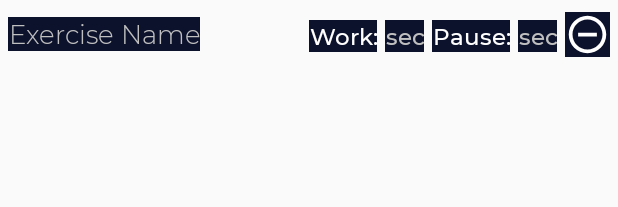
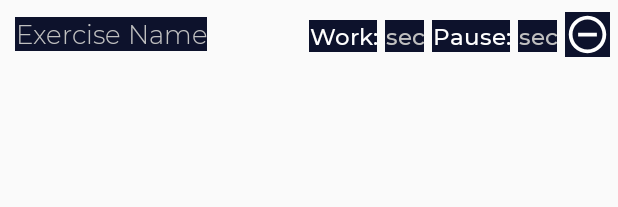
Before and after one commit to simone-silvestri/theApp, an Android app: the layout add_exercise_list.xml on its own in the app's theme, with its tools: preview values and no code run, on a phone screen of 412 x 824 dp. Shown: the top 207 px of the screen. Run offline under Robolectric (Android 15) with nearby library versions, the phone set to English and light mode, and no system bars.

Commit message:
small fixes

```diff
--- a/app/src/main/res/layout/add_exercise_list.xml
+++ b/app/src/main/res/layout/add_exercise_list.xml
@@ -13,8 +13,8 @@
         android:layout_height="wrap_content"
         android:layout_marginTop="11dp"
         android:layout_marginBottom="10dp"
-        android:layout_marginLeft="5dp"
-        android:layout_marginStart="5dp"
+        android:layout_marginLeft="10dp"
+        android:layout_marginStart="10dp"
         android:gravity="center"
         android:fontFamily="@font/mlight"
         android:background="@color/colorPrimaryDark"
```
Also changed, not shown: app/src/main/java/com/example/firsttry/AddWorkoutActivity.java (+21 -6 lines).
